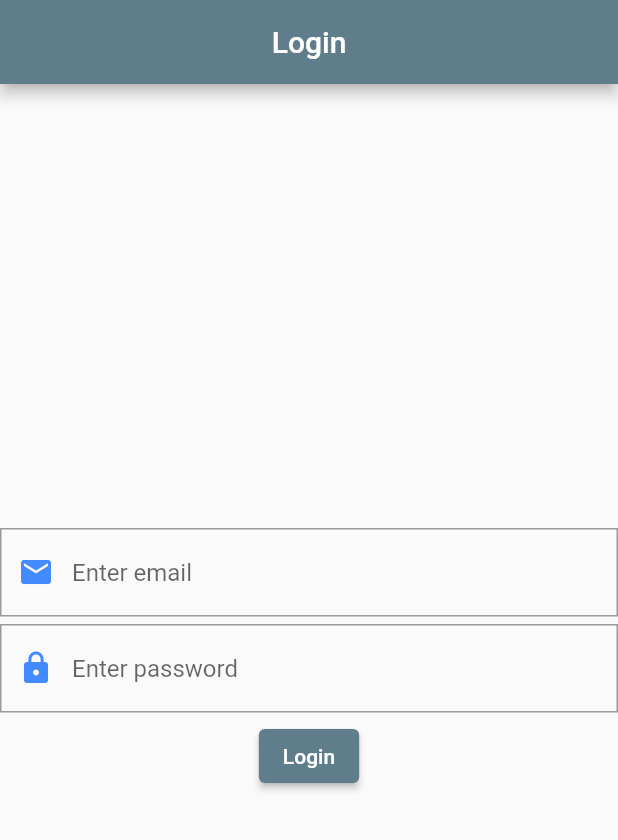
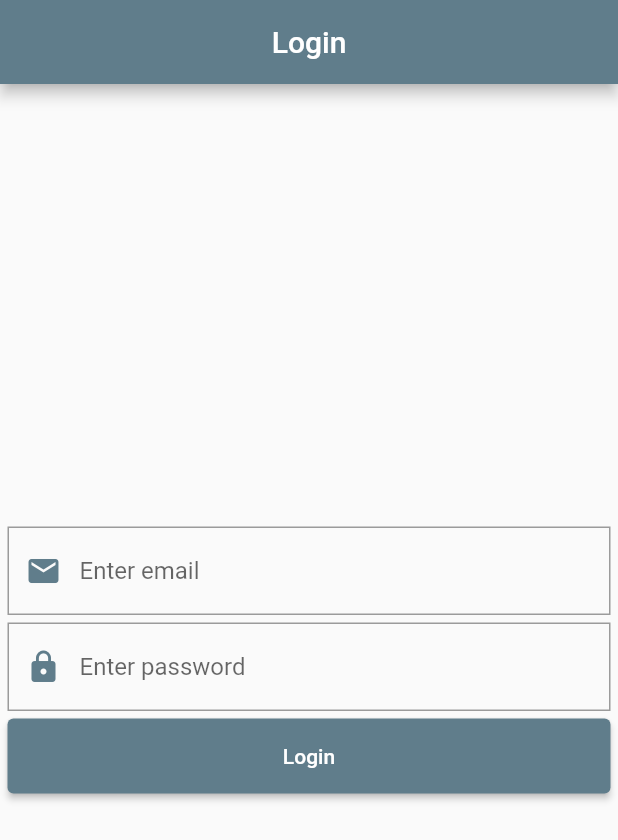
Before and after one commit to GitDatz/home_inventory, a Flutter app: the screen it shows after launch, on a phone screen of 412 x 824 dp. Shown: the top 840 px of the screen. Run offline on Flutter 3.47's test engine with Material 2 defaults, Android fonts, the phone set to English and light mode, and no system bars.

Commit message:
Some visual updates to Login Page

```diff
--- a/lib/ui/pages/login_page.dart
+++ b/lib/ui/pages/login_page.dart
@@ -39,7 +39,7 @@ class _LoginPageState extends State<LoginPage> {
 
   Widget _usernameField() {
     return Padding(
-      padding: EdgeInsets.fromLTRB(0.0, 0.0, 0.0, 5.0),
+      padding: EdgeInsets.fromLTRB(5.0, 0.0, 5.0, 5.0),
       child: TextFormField(
         autofocus: false,
         maxLines: 1,
@@ -47,7 +47,7 @@ class _LoginPageState extends State<LoginPage> {
         decoration: InputDecoration(
           prefixIcon: Icon(
             Icons.mail,
-            color: Colors.blueAccent,
+            color: Colors.blueGrey,
           ),
           hintText: EMAIL_HINT,
           border: OutlineInputBorder(
@@ -62,7 +62,7 @@ class _LoginPageState extends State<LoginPage> {
 
   Widget _passwordField() {
     return Padding(
-      padding: EdgeInsets.fromLTRB(0.0, 0.0, 0.0, 5.0),
+      padding: EdgeInsets.fromLTRB(5.0, 0.0, 5.0, 5.0),
       child: TextFormField(
         autofocus: false,
         maxLines: 1,
@@ -70,7 +70,7 @@ class _LoginPageState extends State<LoginPage> {
         decoration: InputDecoration(
           prefixIcon: Icon(
             Icons.lock,
-            color: Colors.blueAccent,
+            color: Colors.blueGrey,
           ),
           hintText: PASSWORD_HINT,
           border: OutlineInputBorder(
@@ -84,12 +84,19 @@ class _LoginPageState extends State<LoginPage> {
   }
 
   Widget _loginButton(BuildContext context) {
-    return ElevatedButton(
-        child: Text(LOGIN_BUTTON_TEXT),
-        onPressed: () {
-          Navigator.push(context, MaterialPageRoute(
+    return Padding(
+      padding: EdgeInsets.fromLTRB(5.0, 0.0, 5.0, 0.0),
+      child: SizedBox(
+        height: 50.0,
+        width: double.infinity,
+        child: ElevatedButton(
+          child: Text(LOGIN_BUTTON_TEXT),
+          onPressed: () {
+            Navigator.push(context, MaterialPageRoute(
               builder: (context) => MainPage(title: MAIN_PAGE_TITLE)));
-        }
+          }
+        )
+      )
     );
   }
 }
```
